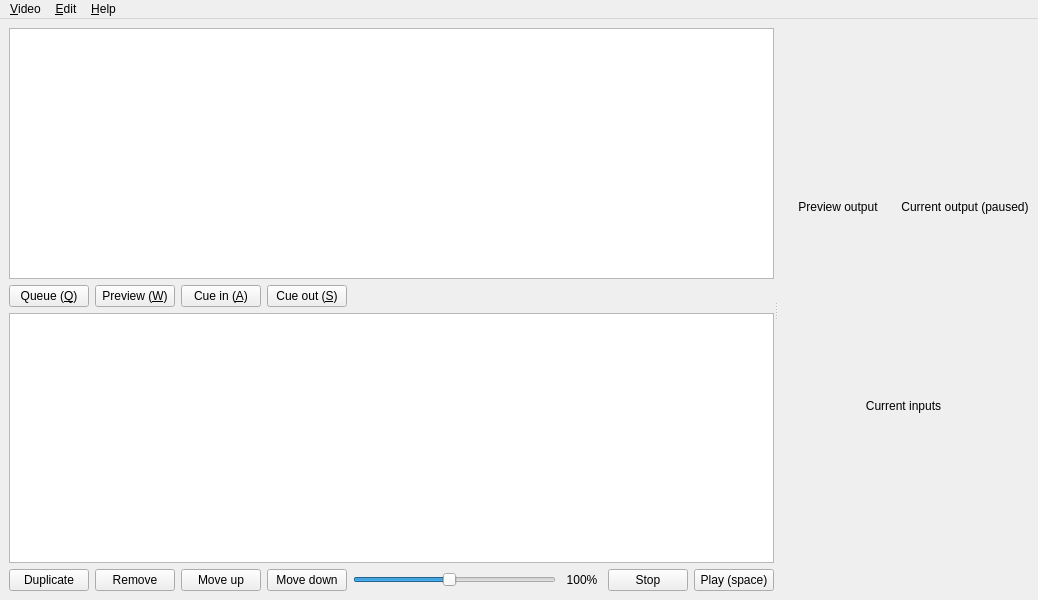
breizhcamp/nageru, file futatabi/mainwindow.ui: the form before one commit.
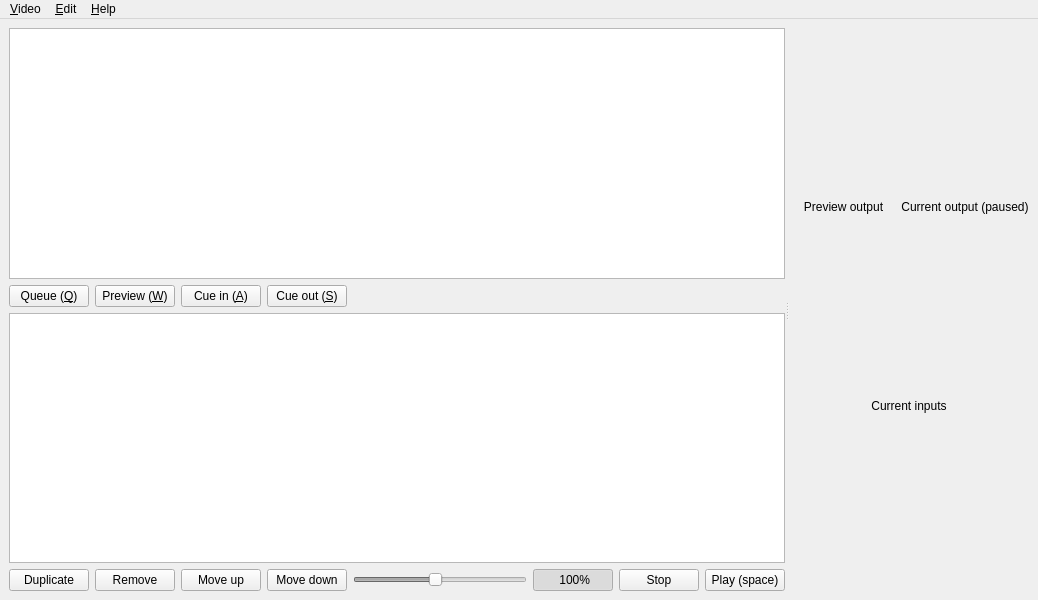
The form after the commit. Icons and pictures are not drawn. Custom widgets are drawn as their Qt base class.

Commit message: Add some controls for locking the master speed to 100%.

```diff
--- a/futatabi/mainwindow.ui
+++ b/futatabi/mainwindow.ui
@@ -142,6 +142,9 @@
           </item>
           <item>
            <widget class="QSlider" name="speed_slider">
+            <property name="enabled">
+             <bool>false</bool>
+            </property>
             <property name="minimum">
              <number>10</number>
             </property>
@@ -157,24 +160,32 @@
            </widget>
           </item>
           <item>
-           <widget class="QLabel" name="speed_label">
+           <widget class="QPushButton" name="speed_lock_btn">
             <property name="sizePolicy">
-             <sizepolicy hsizetype="Minimum" vsizetype="Preferred">
+             <sizepolicy hsizetype="Fixed" vsizetype="Fixed">
               <horstretch>0</horstretch>
               <verstretch>0</verstretch>
              </sizepolicy>
             </property>
             <property name="minimumSize">
              <size>
-              <width>40</width>
+              <width>72</width>
               <height>0</height>
              </size>
             </property>
             <property name="text">
-             <string>100%</string>
+             <string> 100%</string>
             </property>
-            <property name="alignment">
-             <set>Qt::AlignCenter</set>
+            <property name="icon">
+             <iconset>
+              <normalon>:/lock.svg</normalon>
+             </iconset>
+            </property>
+            <property name="checkable">
+             <bool>true</bool>
+            </property>
+            <property name="checked">
+             <bool>true</bool>
             </property>
            </widget>
           </item>
```
Left out of the diff: 4 changed lines with no effect on the pictures. The commit also changes 9 other files.
